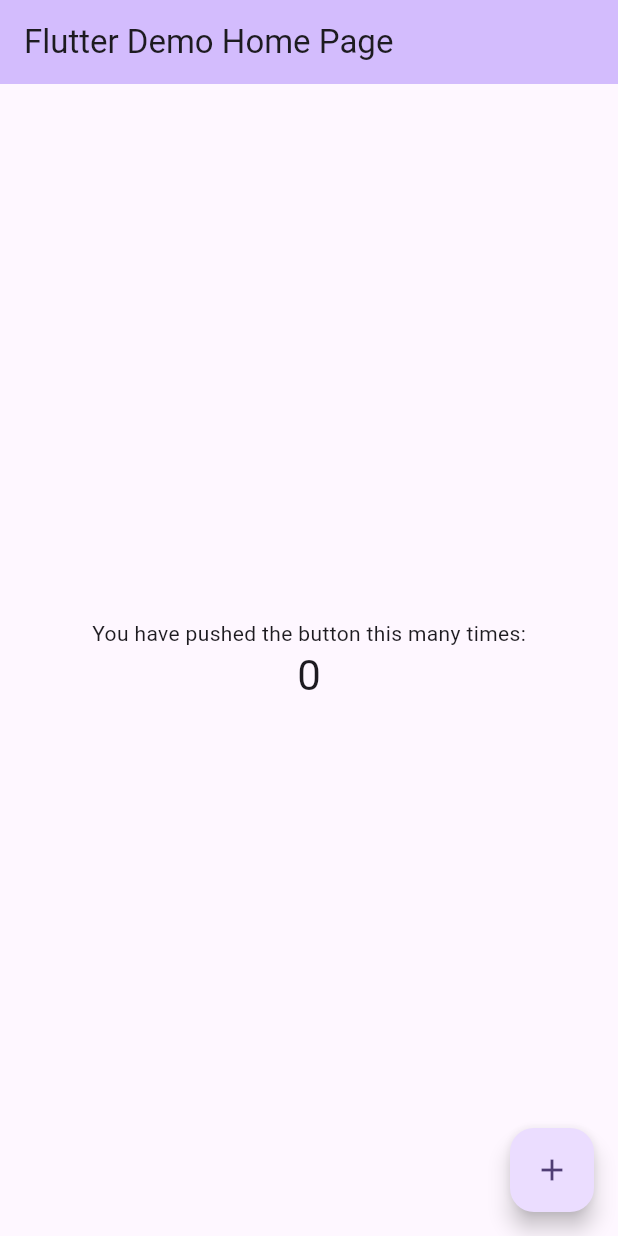
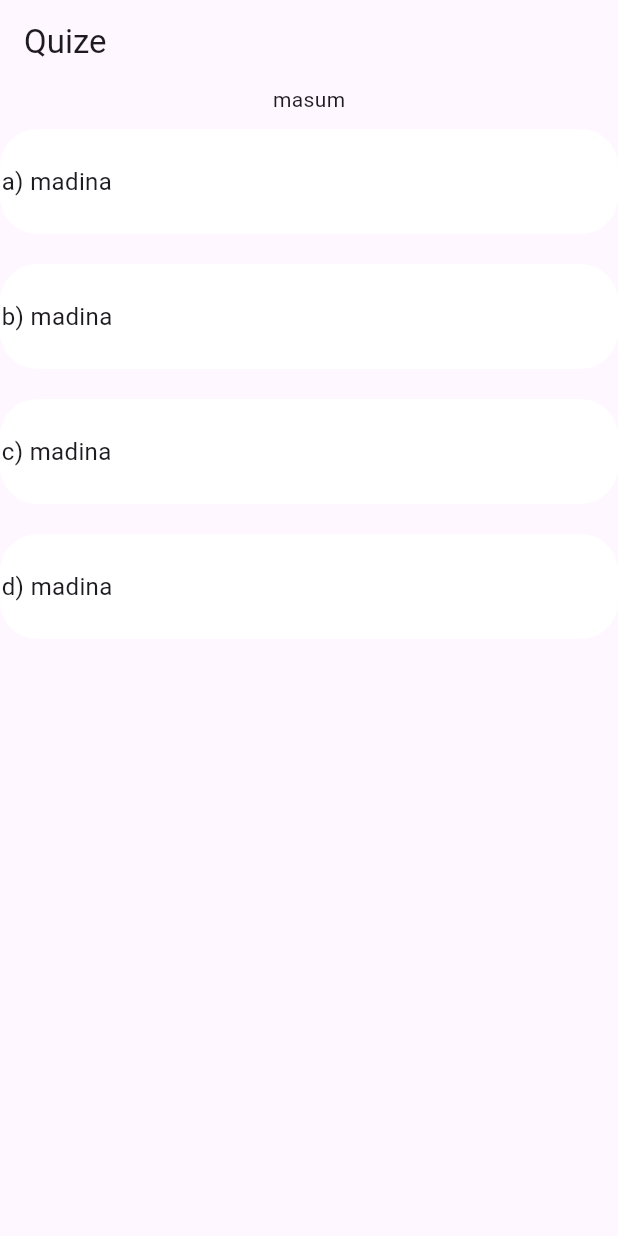
Before and after one commit to sagorahamed1/Quiz-App-Simple, a Flutter app: the screen it shows after launch, on a phone screen of 412 x 824 dp. Run offline on Flutter 3.47's test engine with Material 3 defaults, Android fonts, the light colour scheme and no system bars; our stand-ins replace fl_chart, get, pie_chart.

Commit message:
lots of changes

```diff
--- a/lib/main.dart
+++ b/lib/main.dart
@@ -1,110 +1,22 @@
+import 'package:flutter/cupertino.dart';
 import 'package:flutter/material.dart';
+import 'package:quize/view/screen/fl_chart.dart';
 
-void main() {
-  runApp(const MyApp());
+import 'view/screen/pie_chart.dart';
+import 'view/screen/quize_screen.dart';
+import 'view/screen/splash_screen.dart';
+
+void main (){
+  runApp(MyApp());
 }
-
 class MyApp extends StatelessWidget {
   const MyApp({super.key});
 
-  // This widget is the root of your application.
   @override
   Widget build(BuildContext context) {
     return MaterialApp(
-      title: 'Flutter Demo',
-      theme: ThemeData(
-        colorScheme: ColorScheme.fromSeed(seedColor: Colors.deepPurple),
-        useMaterial3: true,
-      ),
-      home: const MyHomePage(title: 'Flutter Demo Home Page'),
+      debugShowCheckedModeBanner: false,
+      home:QuizeScreen(),
     );
   }
 }
-
-class MyHomePage extends StatefulWidget {
-  const MyHomePage({super.key, required this.title});
-
-  // This widget is the home page of your application. It is stateful, meaning
-  // that it has a State object (defined below) that contains fields that affect
-  // how it looks.
-
-  // This class is the configuration for the state. It holds the values (in this
-  // case the title) provided by the parent (in this case the App widget) and
-  // used by the build method of the State. Fields in a Widget subclass are
-  // always marked "final".
-
-  final String title;
-
-  @override
-  State<MyHomePage> createState() => _MyHomePageState();
-}
-
-class _MyHomePageState extends State<MyHomePage> {
-  int _counter = 0;
-
-  void _incrementCounter() {
-    setState(() {
-      // This call to setState tells the Flutter framework that something has
-      // changed in this State, which causes it to rerun the build method below
-      // so that the display can reflect the updated values. If we changed
-      // _counter without calling setState(), then the build method would not be
-      // called again, and so nothing would appear to happen.
-      _counter++;
-    });
-  }
-
-  @override
-  Widget build(BuildContext context) {
-    // This method is rerun every time setState is called, for instance as done
-    // by the _incrementCounter method above.
-    //
-    // The Flutter framework has been optimized to make rerunning build methods
-    // fast, so that you can just rebuild anything that needs updating rather
-    // than having to individually change instances of widgets.
-    return Scaffold(
-      appBar: AppBar(
-        // TRY THIS: Try changing the color here to a specific color (to
-        // Colors.amber, perhaps?) and trigger a hot reload to see the AppBar
-        // change color while the other colors stay the same.
-        backgroundColor: Theme.of(context).colorScheme.inversePrimary,
-        // Here we take the value from the MyHomePage object that was created by
-        // the App.build method, and use it to set our appbar title.
-        title: Text(widget.title),
-      ),
-      body: Center(
-        // Center is a layout widget. It takes a single child and positions it
-        // in the middle of the parent.
-        child: Column(
-          // Column is also a layout widget. It takes a list of children and
-          // arranges them vertically. By default, it sizes itself to fit its
-          // children horizontally, and tries to be as tall as its parent.
-          //
-          // Column has various properties to control how it sizes itself and
-          // how it positions its children. Here we use mainAxisAlignment to
-          // center the children vertically; the main axis here is the vertical
-          // axis because Columns are vertical (the cross axis would be
-          // horizontal).
-          //
-          // TRY THIS: Invoke "debug painting" (choose the "Toggle Debug Paint"
-          // action in the IDE, or press "p" in the console), to see the
-          // wireframe for each widget.
-          mainAxisAlignment: MainAxisAlignment.center,
-          children: <Widget>[
-            const Text(
-              'You have pushed the button this many times:',
-            ),
-            Text(
-              '$_counter',
-              style: Theme.of(context).textTheme.headlineMedium,
-            ),
-          ],
-        ),
-      ),
-      floatingActionButton: FloatingActionButton(
-        onPressed: _incrementCounter,
-        tooltip: 'Increment',
-        child: const Icon(Icons.add),
-      ), // This trailing comma makes auto-formatting nicer for build methods.
-    );
-  }
-}
--- /dev/null
+++ b/lib/model/question.dart
@@ -0,0 +1,64 @@
+class QuestionList {
+  final String question;
+  final int correctAnswerIndex;
+
+  final List<String> options;
+
+  QuestionList(
+      {required this.question,
+      required this.options,
+      required this.correctAnswerIndex});
+}
+
+List<QuestionList> questions = [
+  QuestionList(
+    question: 'masum',
+    correctAnswerIndex: 1,
+    options: [
+      'a) madina',
+      'b) madina',
+      'c) madina',
+      'd) madina',
+    ],
+  ),
+  QuestionList(
+    question: 'question',
+    correctAnswerIndex: 1,
+    options: [
+      'a) madina',
+      'b) madina',
+      'c) madina',
+      'd) madina',
+    ],
+  ),
+  QuestionList(
+    question: 'question',
+    correctAnswerIndex: 1,
+    options: [
+      'a) madina',
+      'b) madina',
+      'c) madina',
+      'd) madina',
+    ],
+  ),
+  QuestionList(
+    question: 'question',
+    correctAnswerIndex: 1,
+    options: [
+      'a) madina',
+      'b) madina',
+      'c) madina',
+      'd) madina',
+    ],
+  ),
+  QuestionList(
+    question: 'question',
+    correctAnswerIndex: 1,
+    options: [
+      'a) madina',
+      'b) madina',
+      'c) madina',
+      'd) madina',
+    ],
+  ),
+];
--- /dev/null
+++ b/lib/view/screen/quize_screen.dart
@@ -0,0 +1,63 @@
+import 'package:flutter/material.dart';
+import 'package:quize/model/question.dart';
+
+import '../widgets/answer_card.dart';
+
+class QuizeScreen extends StatefulWidget {
+  const QuizeScreen({super.key});
+
+  @override
+  State<QuizeScreen> createState() => _QuizeScreenState();
+}
+
+class _QuizeScreenState extends State<QuizeScreen> {
+  int? selectedAnswer;
+  int questionIndex =0;
+  int score =0;
+
+
+  void pickAnswer (int value){
+    setState(() {
+      selectedAnswer=value;
+      final question = questions[questionIndex];
+
+      bool isLastQuestion = questionIndex ==questions.length-1;
+      if(selectedAnswer == question.correctAnswerIndex){
+        score ++;
+      }
+    });
+  }
+
+  @override
+  Widget build(BuildContext context) {
+    final question = questions[0];
+    return Scaffold(
+      appBar: AppBar(title: Text('Quize'),),
+      body: Column(
+        children: [
+          Text(question.question),
+          ListView.builder(
+            shrinkWrap: true,
+              itemCount: question.options.length,
+              itemBuilder: (context,index){
+                return GestureDetector(
+                  onTap: selectedAnswer == null
+                  ? () => pickAnswer(index)
+                    :null,
+                  child: AnswerCard(
+                    currentIndex:index,
+                    question: question.options[index],
+                    isSelected:selectedAnswer ==index,
+                    selectedAnswer:selectedAnswer,
+                    correctAnswerIndex:question.correctAnswerIndex
+                  ),
+                );
+              }
+
+          )
+
+        ],
+      ),
+    );
+  }
+}
--- /dev/null
+++ b/lib/view/widgets/answer_card.dart
@@ -0,0 +1,103 @@
+import 'package:flutter/material.dart';
+
+class AnswerCard extends StatelessWidget {
+  final String question;
+  final bool isSelected;
+  final int? currentIndex;
+  final int? correctAnswerIndex;
+  final int? selectedAnswer;
+
+  const AnswerCard({
+    Key? key,
+    required this.question,
+    required this.isSelected,
+    required this.currentIndex,
+    required this.correctAnswerIndex,
+    required this.selectedAnswer,
+  }) : super(key: key);
+
+  @override
+  Widget build(BuildContext context) {
+    bool isCorrectAnswer = currentIndex == correctAnswerIndex;
+    bool isWrongAnswer = !isCorrectAnswer && isSelected;
+
+    return Padding(
+      padding: const EdgeInsets.symmetric(vertical: 10),
+      child: selectedAnswer != null
+          ? Container(
+        height: 70,
+        padding: EdgeInsets.all(16),
+        decoration: BoxDecoration(
+          color: Colors.white,
+          borderRadius: BorderRadius.circular(25),
+          border: Border.all(
+            width: 2,
+            color: isCorrectAnswer
+                ? Colors.green
+                : isWrongAnswer
+                ? Colors.red
+                : Colors.white,
+          ),
+        ),
+            child:  Row(
+              children: [
+                Expanded(
+                  child: Text(
+                    question,
+                    style: TextStyle(fontSize: 16),
+                  ),
+                ),
+                SizedBox(
+                  height: 10,
+                ),
+                isCorrectAnswer
+                ?buildCorrectIcon()
+                    :isWrongAnswer
+                ?buildWrongIcon()
+                    :SizedBox.shrink()
+              ],
+            ),
+      )
+          : Container(
+        height: 70,
+              decoration: BoxDecoration(
+                color: Colors.white,
+                borderRadius: BorderRadius.circular(25),
+                border: Border.all(color: Colors.white)
+              ),
+              child:  Row(
+                children: [
+                  Expanded(
+                    child: Text(
+                      question,
+                      style: TextStyle(fontSize: 16),
+                    ),
+                  ),
+                  SizedBox(
+                    height: 10,
+                  ),
+                ],
+              ),
+      ),
+    ); // You might want to return an empty container or null for unselected state
+  }
+}
+
+
+Widget buildCorrectIcon()=> CircleAvatar(
+  radius: 15,
+  backgroundColor: Colors.green,
+  child: Icon(
+    Icons.check,
+    color: Colors.white,
+  ),
+);
+
+Widget buildWrongIcon()=> CircleAvatar(
+  radius: 15,
+  backgroundColor: Colors.green,
+  child: Icon(
+    Icons.close,
+    color: Colors.red,
+  ),
+);
```
Also changed, not shown: lib/utils/color.dart (added, +17 -0 lines), lib/view/screen/fl_chart.dart (added, +40 -0 lines), lib/view/screen/pie_chart.dart (added, +46 -0 lines), lib/view/screen/splash_screen.dart (added, +38 -0 lines), pubspec.yaml (+5 -2 lines), assets/splass_icon.png (added), lib/routes/routes.dart (added), lib/utils/styles.dart (added), lib/view/widgets/next_button.dart (added), pubspec.lock.
